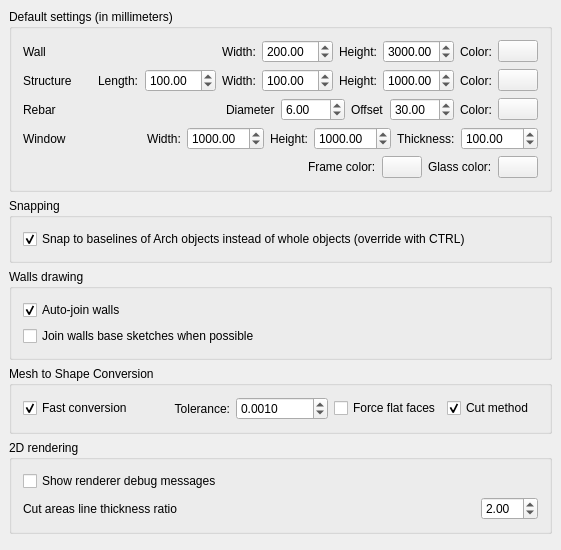
Above: src/Mod/Arch/Resources/ui/archprefs-base.ui from berndhahnebach/All_FreeCAD before the change. Below: the same form after it.
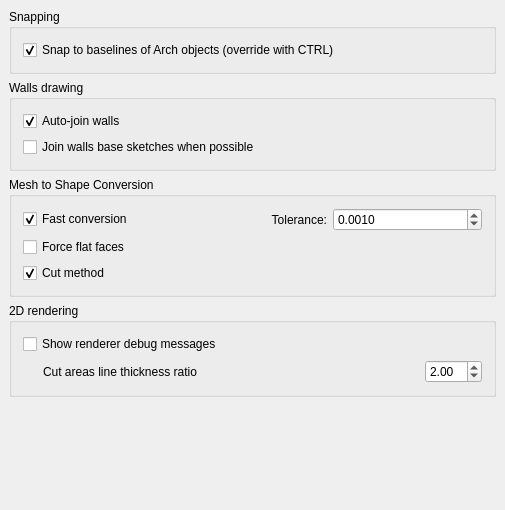
That is the form after the change. Custom widgets are drawn as their Qt base class.

Commit message: Arch: cosmetic improvements in wall and prefs

Diff of the .ui file:
```diff
--- a/src/Mod/Arch/Resources/ui/archprefs-base.ui
+++ b/src/Mod/Arch/Resources/ui/archprefs-base.ui
@@ -6,8 +6,8 @@
    <rect>
     <x>0</x>
     <y>0</y>
-    <width>561</width>
-    <height>550</height>
+    <width>505</width>
+    <height>510</height>
    </rect>
   </property>
   <property name="windowTitle">
@@ -20,493 +20,6 @@
    <property name="margin">
     <number>9</number>
    </property>
-   <item>
-    <widget class="QGroupBox" name="groupBox">
-     <property name="title">
-      <string>Default settings (in millimeters)</string>
-     </property>
-     <layout class="QVBoxLayout" name="verticalLayout_2">
-      <item>
-       <layout class="QHBoxLayout" name="horizontalLayout_2">
-        <item>
-         <widget class="QLabel" name="label_2">
-          <property name="text">
-           <string>Wall</string>
-          </property>
-         </widget>
-        </item>
-        <item>
-         <spacer name="horizontalSpacer">
-          <property name="orientation">
-           <enum>Qt::Horizontal</enum>
-          </property>
-          <property name="sizeHint" stdset="0">
-           <size>
-            <width>40</width>
-            <height>20</height>
-           </size>
-          </property>
-         </spacer>
-        </item>
-        <item>
-         <widget class="QLabel" name="label_10">
-          <property name="text">
-           <string>Width:</string>
-          </property>
-         </widget>
-        </item>
-        <item>
-         <widget class="Gui::PrefDoubleSpinBox" name="gui::prefdoublespinbox_2">
-          <property name="maximum">
-           <double>9999.989999999999782</double>
-          </property>
-          <property name="value">
-           <double>200.000000000000000</double>
-          </property>
-          <property name="prefEntry" stdset="0">
-           <cstring>WallWidth</cstring>
-          </property>
-          <property name="prefPath" stdset="0">
-           <cstring>Mod/Arch</cstring>
-          </property>
-         </widget>
-        </item>
-        <item>
-         <widget class="QLabel" name="label_8">
-          <property name="text">
-           <string>Height:</string>
-          </property>
-         </widget>
-        </item>
-        <item>
-         <widget class="Gui::PrefDoubleSpinBox" name="gui::prefdoublespinbox_3">
-          <property name="maximum">
-           <double>9999.989999999999782</double>
-          </property>
-          <property name="value">
-           <double>3000.000000000000000</double>
-          </property>
-          <property name="prefEntry" stdset="0">
-           <cstring>WallHeight</cstring>
-          </property>
-          <property name="prefPath" stdset="0">
-           <cstring>Mod/Arch</cstring>
-          </property>
-         </widget>
-        </item>
-        <item>
-         <widget class="QLabel" name="label_9">
-          <property name="text">
-           <string>Color:</string>
-          </property>
-         </widget>
-        </item>
-        <item>
-         <widget class="Gui::PrefColorButton" name="gui::prefcolorbutton">
-          <property name="toolTip">
-           <string>This is the default color for new Wall objects</string>
-          </property>
-          <property name="color">
-           <color>
-            <red>214</red>
-            <green>214</green>
-            <blue>214</blue>
-           </color>
-          </property>
-          <property name="prefEntry" stdset="0">
-           <cstring>WallColor</cstring>
-          </property>
-          <property name="prefPath" stdset="0">
-           <cstring>Mod/Arch</cstring>
-          </property>
-         </widget>
-        </item>
-       </layout>
-      </item>
-      <item>
-       <layout class="QHBoxLayout" name="horizontalLayout">
-        <item>
-         <widget class="QLabel" name="label">
-          <property name="text">
-           <string>Structure</string>
-          </property>
-         </widget>
-        </item>
-        <item>
-         <spacer name="horizontalSpacer_2">
-          <property name="orientation">
-           <enum>Qt::Horizontal</enum>
-          </property>
-          <property name="sizeHint" stdset="0">
-           <size>
-            <width>40</width>
-            <height>20</height>
-           </size>
-          </property>
-         </spacer>
-        </item>
-        <item>
-         <widget class="QLabel" name="label_12">
-          <property name="text">
-           <string>Length:</string>
-          </property>
-         </widget>
-        </item>
-        <item>
-         <widget class="Gui::PrefDoubleSpinBox" name="gui::prefdoublespinbox_4">
-          <property name="maximum">
-           <double>9999.989999999999782</double>
-          </property>
-          <property name="value">
-           <double>100.000000000000000</double>
-          </property>
-          <property name="prefEntry" stdset="0">
-           <cstring>StructureLength</cstring>
-          </property>
-          <property name="prefPath" stdset="0">
-           <cstring>Mod/Arch</cstring>
-          </property>
-         </widget>
-        </item>
-        <item>
-         <widget class="QLabel" name="label_13">
-          <property name="text">
-           <string>Width:</string>
-          </property>
-         </widget>
-        </item>
-        <item>
-         <widget class="Gui::PrefDoubleSpinBox" name="gui::prefdoublespinbox_5">
-          <property name="maximum">
-           <double>9999.989999999999782</double>
-          </property>
-          <property name="value">
-           <double>100.000000000000000</double>
-          </property>
-          <property name="prefEntry" stdset="0">
-           <cstring>StructureWidth</cstring>
-          </property>
-          <property name="prefPath" stdset="0">
-           <cstring>Mod/Arch</cstring>
-          </property>
-         </widget>
-        </item>
-        <item>
-         <widget class="QLabel" name="label_14">
-          <property name="text">
-           <string>Height:</string>
-          </property>
-         </widget>
-        </item>
-        <item>
-         <widget class="Gui::PrefDoubleSpinBox" name="gui::prefdoublespinbox_6">
-          <property name="maximum">
-           <double>9999.989999999999782</double>
-          </property>
-          <property name="value">
-           <double>1000.000000000000000</double>
-          </property>
-          <property name="prefEntry" stdset="0">
-           <cstring>StructureHeight</cstring>
-          </property>
-          <property name="prefPath" stdset="0">
-           <cstring>Mod/Arch</cstring>
-          </property>
-         </widget>
-        </item>
-        <item>
-         <widget class="QLabel" name="label_11">
-          <property name="text">
-           <string>Color:</string>
-          </property>
-         </widget>
-        </item>
-        <item>
-         <widget class="Gui::PrefColorButton" name="gui::prefcolorbutton_2">
-          <property name="toolTip">
-           <string>This is the default color for new Structure objects</string>
-          </property>
-          <property name="color">
-           <color>
-            <red>150</red>
-            <green>169</green>
-            <blue>186</blue>
-           </color>
-          </property>
-          <property name="prefEntry" stdset="0">
-           <cstring>StructureColor</cstring>
-          </property>
-          <property name="prefPath" stdset="0">
-           <cstring>Mod/Arch</cstring>
-          </property>
-         </widget>
-        </item>
-       </layout>
-      </item>
-      <item>
-       <layout class="QHBoxLayout" name="horizontalLayout_4">
-        <item>
-         <widget class="QLabel" name="label_16">
-          <property name="text">
-           <string>Rebar</string>
-          </property>
-         </widget>
-        </item>
-        <item>
-         <spacer name="horizontalSpacer_5">
-          <property name="orientation">
-           <enum>Qt::Horizontal</enum>
-          </property>
-          <property name="sizeHint" stdset="0">
-           <size>
-            <width>40</width>
-            <height>20</height>
-           </size>
-          </property>
-         </spacer>
-        </item>
-        <item>
-         <widget class="QLabel" name="label_18">
-          <property name="text">
-           <string>Diameter</string>
-          </property>
-         </widget>
-        </item>
-        <item>
-         <widget class="Gui::PrefDoubleSpinBox" name="gui::prefdoublespinbox_8">
-          <property name="maximum">
-           <double>999.990000000000009</double>
-          </property>
-          <property name="value">
-           <double>6.000000000000000</double>
-          </property>
-          <property name="prefEntry" stdset="0">
-           <cstring>RebarDiameter</cstring>
-          </property>
-          <property name="prefPath" stdset="0">
-           <cstring>Mod/Arch</cstring>
-          </property>
-         </widget>
-        </item>
-        <item>
-         <widget class="QLabel" name="label_19">
-          <property name="text">
-           <string>Offset</string>
-          </property>
-         </widget>
-        </item>
-        <item>
-         <widget class="Gui::PrefDoubleSpinBox" name="gui::prefdoublespinbox_7">
-          <property name="maximum">
-           <double>999.990000000000009</double>
-          </property>
-          <property name="value">
-           <double>30.000000000000000</double>
-          </property>
-          <property name="prefEntry" stdset="0">
-           <cstring>RebarOffset</cstring>
-          </property>
-          <property name="prefPath" stdset="0">
-           <cstring>Mod/Arch</cstring>
-          </property>
-         </widget>
-        </item>
-        <item>
-         <widget class="QLabel" name="label_17">
-          <property name="text">
-           <string>Color:</string>
-          </property>
-         </widget>
-        </item>
-        <item>
-         <widget class="Gui::PrefColorButton" name="gui::prefcolorbutton_5">
-          <property name="color">
-           <color>
-            <red>185</red>
-            <green>117</green>
-            <blue>90</blue>
-           </color>
-          </property>
-          <property name="prefEntry" stdset="0">
-           <cstring>RebarColor</cstring>
-          </property>
-          <property name="prefPath" stdset="0">
-           <cstring>Mod/Arch</cstring>
-          </property>
-         </widget>
-        </item>
-       </layout>
-      </item>
-      <item>
-       <layout class="QHBoxLayout" name="horizontalLayout_6">
-        <item>
-         <widget class="QLabel" name="label_5">
-          <property name="text">
-           <string>Window</string>
-          </property>
-         </widget>
-        </item>
-        <item>
-         <spacer name="horizontalSpacer_4">
-          <property name="orientation">
-           <enum>Qt::Horizontal</enum>
-          </property>
-          <property name="sizeHint" stdset="0">
-           <size>
-            <width>40</width>
-            <height>20</height>
-           </size>
-          </property>
-         </spacer>
-        </item>
-        <item>
-         <widget class="QLabel" name="label_22">
-          <property name="text">
-           <string>Width:</string>
-          </property>
-         </widget>
-        </item>
-        <item>
-         <widget class="Gui::PrefDoubleSpinBox" name="gui::prefdoublespinbox_10">
-          <property name="toolTip">
-           <string>The default width for new windows</string>
-          </property>
-          <property name="maximum">
-           <double>99999.990000000005239</double>
-          </property>
-          <property name="value">
-           <double>1000.000000000000000</double>
-          </property>
-          <property name="prefEntry" stdset="0">
-           <cstring>WindowWidth</cstring>
-          </property>
-          <property name="prefPath" stdset="0">
-           <cstring>Mod/Arch</cstring>
-          </property>
-         </widget>
-        </item>
-        <item>
-         <widget class="QLabel" name="label_21">
-          <property name="text">
-           <string>Height:</string>
-          </property>
-         </widget>
-        </item>
-        <item>
-         <widget class="Gui::PrefDoubleSpinBox" name="gui::prefdoublespinbox_9">
-          <property name="toolTip">
-           <string>The default height for new windows</string>
-          </property>
-          <property name="maximum">
-           <double>99999.990000000005239</double>
-          </property>
-          <property name="value">
-           <double>1000.000000000000000</double>
-          </property>
-          <property name="prefEntry" stdset="0">
-           <cstring>WindowHeight</cstring>
-          </property>
-          <property name="prefPath" stdset="0">
-           <cstring>Mod/Arch</cstring>
-          </property>
-         </widget>
-        </item>
-        <item>
-         <widget class="QLabel" name="label_20">
-          <property name="text">
-           <string>Thickness:</string>
-          </property>
-         </widget>
-        </item>
-        <item>
-         <widget class="Gui::PrefDoubleSpinBox" name="gui::prefdoublespinbox_11">
-          <property name="toolTip">
-           <string>The default thickness for new windows</string>
-          </property>
-          <property name="maximum">
-           <double>99999.990000000005239</double>
-          </property>
-          <property name="value">
-           <double>100.000000000000000</double>
-          </property>
-          <property name="prefEntry" stdset="0">
-           <cstring>WindowThickness</cstring>
-          </property>
-          <property name="prefPath" stdset="0">
-           <cstring>Mod/Arch</cstring>
-          </property>
-         </widget>
-        </item>
-       </layout>
-      </item>
-      <item>
-       <layout class="QHBoxLayout" name="horizontalLayout_14">
-        <item>
-         <spacer name="horizontalSpacer_6">
-          <property name="orientation">
-           <enum>Qt::Horizontal</enum>
-          </property>
-          <property name="sizeHint" stdset="0">
-           <size>
-            <width>40</width>
-            <height>20</height>
-           </size>
-          </property>
-         </spacer>
-        </item>
-        <item>
-         <widget class="QLabel" name="label_6">
-          <property name="text">
-           <string>Frame color:</string>
-          </property>
-         </widget>
-        </item>
-        <item>
-         <widget class="Gui::PrefColorButton" name="gui::prefcolorbutton_3">
-          <property name="color">
-           <color>
-            <red>33</red>
-            <green>45</green>
-            <blue>66</blue>
-           </color>
-          </property>
-          <property name="prefEntry" stdset="0">
-           <cstring>WindowColor</cstring>
-          </property>
-          <property name="prefPath" stdset="0">
-           <cstring>Mod/Arch</cstring>
-          </property>
-         </widget>
-        </item>
-        <item>
-         <widget class="QLabel" name="label_15">
-          <property name="text">
-           <string>Glass color:</string>
-          </property>
-         </widget>
-        </item>
-        <item>
-         <widget class="Gui::PrefColorButton" name="gui::prefcolorbutton_4">
-          <property name="color">
-           <color>
-            <red>93</red>
-            <green>183</green>
-            <blue>203</blue>
-           </color>
-          </property>
-          <property name="prefEntry" stdset="0">
-           <cstring>WindowGlassColor</cstring>
-          </property>
-          <property name="prefPath" stdset="0">
-           <cstring>Mod/Arch</cstring>
-          </property>
-         </widget>
-        </item>
-       </layout>
-      </item>
-     </layout>
-    </widget>
-   </item>
    <item>
     <widget class="QGroupBox" name="groupBox_5">
      <property name="title">
@@ -518,7 +31,7 @@
         <item>
          <widget class="Gui::PrefCheckBox" name="gui::prefcheckbox_6">
           <property name="text">
-           <string>Snap to baselines of Arch objects instead of whole objects (override with CTRL)</string>
+           <string>Snap to baselines of Arch objects (override with CTRL)</string>
           </property>
           <property name="checked">
            <bool>true</bool>
@@ -641,6 +154,10 @@
           </property>
          </widget>
         </item>
+       </layout>
+      </item>
+      <item>
+       <layout class="QHBoxLayout" name="horizontalLayout">
         <item>
          <widget class="Gui::PrefCheckBox" name="gui::prefcheckbox_2">
           <property name="toolTip">
@@ -657,6 +174,10 @@
           </property>
          </widget>
         </item>
+       </layout>
+      </item>
+      <item>
+       <layout class="QHBoxLayout" name="horizontalLayout_2">
         <item>
          <widget class="Gui::PrefCheckBox" name="gui::prefcheckbox_3">
           <property name="toolTip">
@@ -709,6 +230,22 @@
       </item>
       <item>
        <layout class="QHBoxLayout" name="horizontalLayout_8">
+        <item>
+         <spacer name="horizontalSpacer">
+          <property name="orientation">
+           <enum>Qt::Horizontal</enum>
+          </property>
+          <property name="sizeType">
+           <enum>QSizePolicy::Preferred</enum>
+          </property>
+          <property name="sizeHint" stdset="0">
+           <size>
+            <width>20</width>
+            <height>20</height>
+           </size>
+          </property>
+         </spacer>
+        </item>
         <item>
          <widget class="QLabel" name="label_3">
           <property name="text">
@@ -768,16 +305,6 @@
  <layoutdefault spacing="6" margin="11"/>
  <pixmapfunction>qPixmapFromMimeSource</pixmapfunction>
  <customwidgets>
-  <customwidget>
-   <class>Gui::ColorButton</class>
-   <extends>QPushButton</extends>
-   <header>Gui/Widgets.h</header>
-  </customwidget>
-  <customwidget>
-   <class>Gui::PrefColorButton</class>
-   <extends>Gui::ColorButton</extends>
-   <header>Gui/PrefWidgets.h</header>
-  </customwidget>
   <customwidget>
    <class>Gui::PrefCheckBox</class>
    <extends>QCheckBox</extends>
```
The commit also changes 5 other files.
